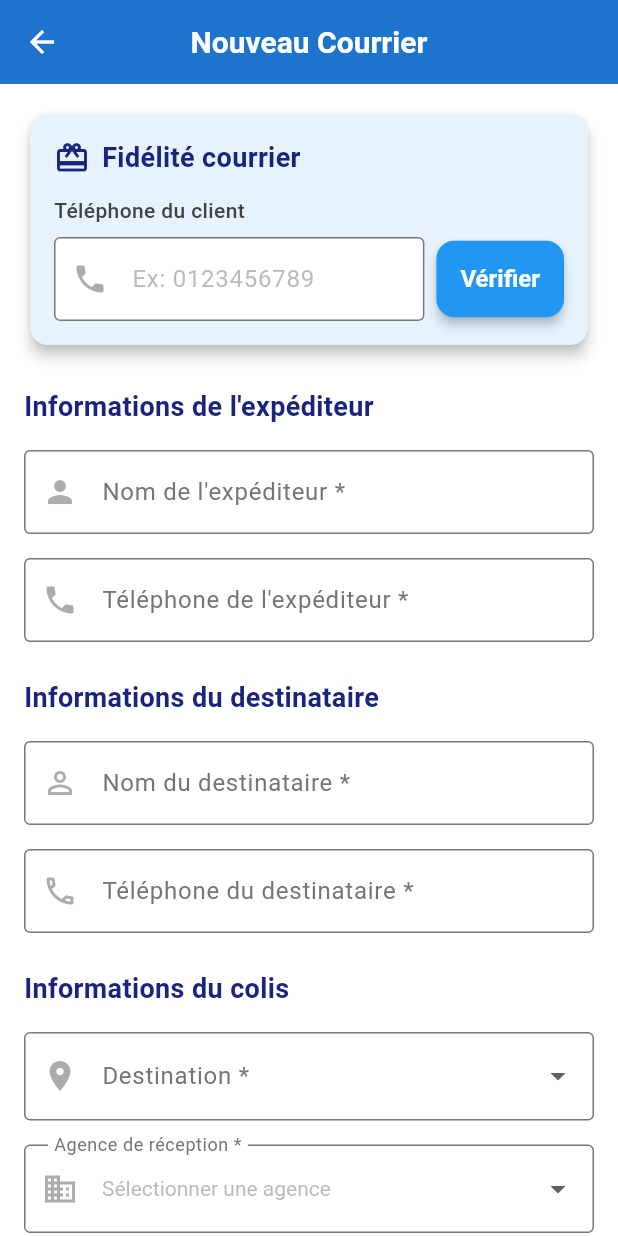
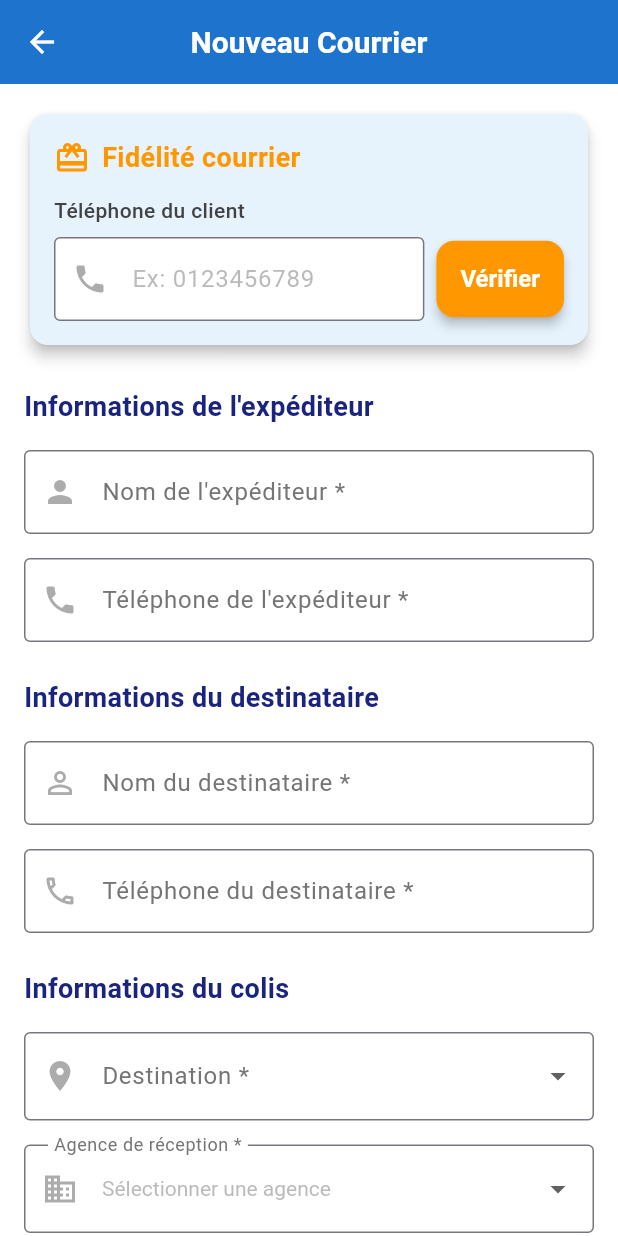
Before and after one commit to alaminefaye/mobile_artluxurybus, a Flutter app: the CreateMailScreen screen opened directly, on a phone screen of 412 x 824 dp. Run offline on Flutter 3.47's test engine with Material 3 defaults, Android fonts, the phone set to English and light mode, and no system bars; our stand-ins replace cached_network_image, carousel_slider, cross_file, device_info_plus, file_picker, firebase_core and 16 more; missing offline and left inert: ai_barcode_scanner, translator; accounts and stored records are empty; network calls fail.

Commit message:
Fix: Changement couleurs fidélité courrier en orange
- Icône cadeau fidélité courrier: bleu -> orange
- Titre 'Fidélité courrier': orange en mode clair
- Bouton 'Vérifier': bleu -> orange
- Conteneur info points (quand recherche effectuée): bleu -> orange
- Icône info et texte points: orange
- Cohérence visuelle avec thème orange pour la section fidélité

```diff
--- a/lib/screens/create_mail_screen.dart
+++ b/lib/screens/create_mail_screen.dart
@@ -328,7 +328,7 @@ class _CreateMailScreenState extends State<CreateMailScreen> {
                             children: [
                               Icon(
                                 Icons.card_giftcard,
-                                color: Theme.of(context).colorScheme.primary,
+                                color: Colors.orange,
                               ),
                               const SizedBox(width: 8),
                               Text(
@@ -338,7 +338,7 @@ class _CreateMailScreenState extends State<CreateMailScreen> {
                                   fontWeight: FontWeight.bold,
                                   color: Theme.of(context).brightness == Brightness.dark
                                       ? Colors.white
-                                      : Theme.of(context).colorScheme.primary,
+                                      : Colors.orange,
                                 ),
                               ),
                             ],
@@ -395,7 +395,7 @@ class _CreateMailScreenState extends State<CreateMailScreen> {
                               ElevatedButton(
                                 onPressed: _isCheckingLoyalty ? null : _checkLoyaltyPoints,
                                 style: ElevatedButton.styleFrom(
-                                  backgroundColor: Colors.blue,
+                                  backgroundColor: Colors.orange,
                                   padding: const EdgeInsets.symmetric(horizontal: 16, vertical: 16),
                                 ),
                                 child: _isCheckingLoyalty
@@ -436,7 +436,7 @@ class _CreateMailScreenState extends State<CreateMailScreen> {
                                     children: [
                                       Icon(
                                         _canUseFreeMail ? Icons.check_circle : Icons.info,
-                                        color: _canUseFreeMail ? Colors.green : Colors.blue,
+                                        color: _canUseFreeMail ? Colors.green : Colors.orange,
                                       ),
                                       const SizedBox(width: 8),
                                       Text(
@@ -449,8 +449,8 @@ class _CreateMailScreenState extends State<CreateMailScreen> {
                                                   ? Colors.green.shade300
                                                   : Colors.green.shade900)
                                               : (Theme.of(context).brightness == Brightness.dark
-                                                  ? Colors.blue.shade300
-                                                  : Colors.blue.shade900),
+                                                  ? Colors.orange.shade300
+                                                  : Colors.orange.shade900),
                                         ),
                                       ),
                                     ],
```
